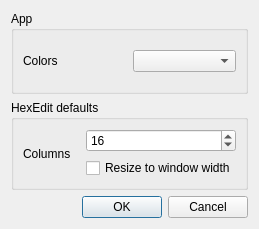
Qt form src/ui/optionsdialog.ui (codilime/veles) before a commit.
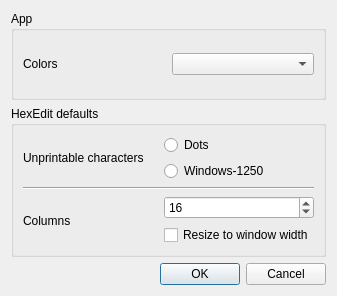
The same form after that commit.

Commit message:
Add more representations of unprintable bytes
*) Convert byte to pretty unicode representation
*) Create gui options of default unprintable characters rendering
*) Save unprintable mode default settings
*) Add icon to view toolbar
*) Add instant unprintable mode changing

Patch:
```diff
--- a/src/ui/optionsdialog.ui
+++ b/src/ui/optionsdialog.ui
@@ -6,8 +6,8 @@
    <rect>
     <x>0</x>
     <y>0</y>
-    <width>259</width>
-    <height>229</height>
+    <width>337</width>
+    <height>296</height>
    </rect>
   </property>
   <property name="windowTitle">
@@ -49,17 +49,19 @@
      <property name="title">
       <string>HexEdit defaults</string>
      </property>
+     <layout class="QGridLayout" name="gridLayout">
+      <item row="1" column="1">
      <layout class="QVBoxLayout" name="verticalLayout_3">
       <item>
-       <layout class="QHBoxLayout" name="horizontalLayout_2">
-        <item>
-         <widget class="QLabel" name="hexColumnsLabel">
+         <widget class="QRadioButton" name="unprintablesModeWindows1250">
           <property name="text">
-           <string>Columns</string>
+           <string>Windows-1250</string>
           </property>
          </widget>
         </item>
-        <item>
+       </layout>
+      </item>
+      <item row="3" column="1">
          <layout class="QVBoxLayout" name="verticalLayout_2">
           <item>
            <widget class="QSpinBox" name="hexColumnsSpinBox">
@@ -83,7 +85,36 @@
           </item>
          </layout>
         </item>
-       </layout>
+      <item row="3" column="0">
+       <widget class="QLabel" name="hexColumnsLabel">
+        <property name="text">
+         <string>Columns</string>
+        </property>
+       </widget>
+      </item>
+      <item row="2" column="0" colspan="2">
+       <widget class="Line" name="line">
+        <property name="orientation">
+         <enum>Qt::Horizontal</enum>
+        </property>
+       </widget>
+      </item>
+      <item row="0" column="1">
+       <widget class="QRadioButton" name="unprintablesModeDots">
+        <property name="text">
+         <string>Dots</string>
+        </property>
+       </widget>
+      </item>
+      <item row="0" column="0" rowspan="2">
+       <widget class="QLabel" name="label">
+        <property name="text">
+         <string>Unprintable characters</string>
+        </property>
+        <property name="wordWrap">
+         <bool>true</bool>
+        </property>
+       </widget>
       </item>
      </layout>
     </widget>
```
Left out of the diff: 8 changed lines with no effect on the pictures. Lines whose indentation alone changed are shown as unchanged. The commit also changes 7 other files.
